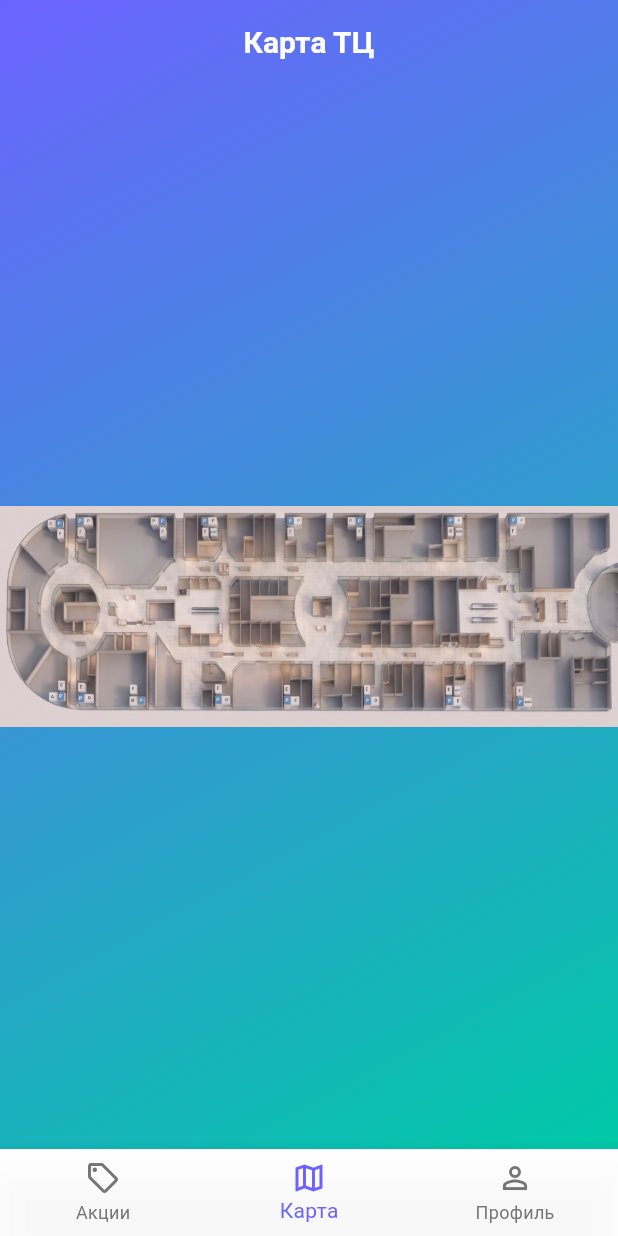
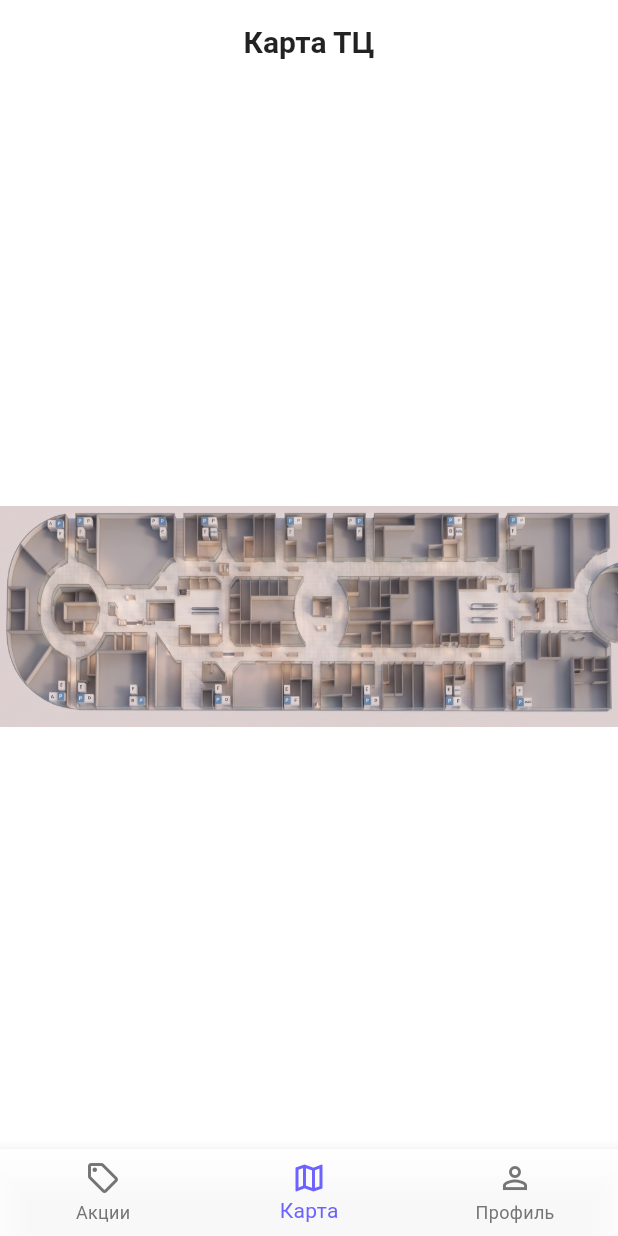
Before and after one commit to hidron425/offline_deals_app, a Flutter app: the screen it shows once a user with an empty profile is signed in, item 2 of the bottom bar chosen, on a phone screen of 412 x 824 dp. Run offline on Flutter 3.47's test engine with Material 3 defaults, Android fonts, the phone set to English and light mode, and no system bars; our stand-ins replace cloud_firestore, cloud_functions, firebase_auth, firebase_core; accounts and stored records are empty; network calls fail.

```diff
--- a/lib/main.dart
+++ b/lib/main.dart
@@ -40,16 +40,8 @@ class GradientScaffold extends StatelessWidget {
     return Scaffold(
       resizeToAvoidBottomInset: resizeToAvoidBottomInset,
       appBar: appBar,
-      body: Container(
-        decoration: const BoxDecoration(
-          gradient: LinearGradient(
-            begin: Alignment.topLeft,
-            end: Alignment.bottomRight,
-            colors: [Color(0xFF6C63FF), Color(0xFF00C9A7)],
-          ),
-        ),
-        child: body,
-      ),
+      backgroundColor: Colors.white,   // <-- белый фон
+      body: body,
       floatingActionButton: floatingActionButton,
       bottomNavigationBar: bottomNavigationBar,
     );
@@ -67,25 +59,27 @@ class OfflineDealsApp extends StatelessWidget {
       theme: ThemeData(
   useMaterial3: true,
   brightness: Brightness.light,
-        scaffoldBackgroundColor: Colors.transparent,
+  scaffoldBackgroundColor: Colors.white,   // белый фон для всего приложения
   colorScheme: ColorScheme.fromSeed(
     seedColor: const Color(0xFF6C63FF),
     primary: const Color(0xFF6C63FF),
     secondary: const Color(0xFFFF6584),
     tertiary: const Color(0xFF00C9A7),
-          background: Colors.transparent,
+    surface: Colors.white,                // поверхность карточек и т.д.
+    onPrimary: Colors.white,              // текст на primary-цвете (кнопки)
+    onSurface: Colors.black87,            // основной текст
   ),
   appBarTheme: const AppBarTheme(
-          backgroundColor: Colors.transparent,
+    backgroundColor: Colors.white,
     elevation: 0,
     centerTitle: true,
-          foregroundColor: Colors.white,
+    foregroundColor: Colors.black87,       // тёмные иконки и текст
     titleTextStyle: TextStyle(
-            color: Colors.white,
+      color: Colors.black87,
       fontSize: 20,
       fontWeight: FontWeight.bold,
     ),
-          iconTheme: IconThemeData(color: Colors.white),
+    iconTheme: IconThemeData(color: Colors.black87),
   ),
         cardTheme: CardThemeData(
           color: Colors.white.withOpacity(0.9),
@@ -515,7 +509,7 @@ class _ShopCard extends StatefulWidget {
   final Shop shop;
   final Function(Shop) onTap;
   final VoidCallback? onInfoTap;
-  final ValueChanged<String?> onHover;   // для подсветки на карте
+  final ValueChanged<String?> onHover;
 
   const _ShopCard({
     required this.shop,
@@ -538,11 +532,16 @@ class _ShopCardState extends State<_ShopCard> {
         ? widget.shop.shortDiscount
         : widget.shop.discount;
 
+    // Матрица трансформации (если есть в Firestore, иначе единичная)
+    final Matrix4 transformMatrix = widget.shop.imageTransform != null
+        ? Matrix4.fromList(widget.shop.imageTransform!)
+        : Matrix4.identity();
+
     return MouseRegion(
       cursor: SystemMouseCursors.click,
       onEnter: (_) {
         setState(() => _isHovered = true);
-        widget.onHover(widget.shop.id);   // сообщаем ID для карты
+        widget.onHover(widget.shop.id);
       },
       onExit: (_) {
         setState(() => _isHovered = false);
@@ -572,7 +571,10 @@ class _ShopCardState extends State<_ShopCard> {
                   Stack(
                     children: [
                       if (widget.shop.imageUrl.isNotEmpty)
-                        Image.network(
+                        ClipRect(
+                          child: Transform(
+                            transform: transformMatrix,
+                            child: Image.network(
                               widget.shop.imageUrl,
                               width: double.infinity,
                               height: 100,
@@ -581,6 +583,8 @@ class _ShopCardState extends State<_ShopCard> {
                                 height: 100,
                                 color: Colors.grey[100],
                                 child: Center(child: Text(widget.shop.icon, style: const TextStyle(fontSize: 48))),
+                              ),
+                            ),
                           ),
                         )
                       else
@@ -653,12 +657,13 @@ class _ShopCardState extends State<_ShopCard> {
   }
 }
 
+
 // ----- КНОПКА ОТЛОЖЕННОГО МАГАЗИНА (с иконкой информации и наведением на карту) -----
 class _PendingShopButton extends StatefulWidget {
   final Shop shop;
   final Function(Shop) onTap;
   final VoidCallback? onInfoTap;
-  final ValueChanged<String?> onHover;   // для подсветки на карте
+  final ValueChanged<String?> onHover;
 
   const _PendingShopButton({
     required this.shop,
@@ -680,6 +685,10 @@ class _PendingShopButtonState extends State<_PendingShopButton> {
     final String cardDiscount = widget.shop.shortDiscount.isNotEmpty
         ? widget.shop.shortDiscount
         : widget.shop.discount;
+
+    final Matrix4 transformMatrix = widget.shop.imageTransform != null
+        ? Matrix4.fromList(widget.shop.imageTransform!)
+        : Matrix4.identity();
 
     return MouseRegion(
       cursor: SystemMouseCursors.click,
@@ -711,9 +720,11 @@ class _PendingShopButtonState extends State<_PendingShopButton> {
                 mainAxisSize: MainAxisSize.min,
                 crossAxisAlignment: CrossAxisAlignment.stretch,
                 children: [
-                  // Изображение на всю ширину, высота 100
                   if (widget.shop.imageUrl.isNotEmpty)
-                    Image.network(
+                    ClipRect(
+                      child: Transform(
+                        transform: transformMatrix,
+                        child: Image.network(
                           widget.shop.imageUrl,
                           width: double.infinity,
                           height: 100,
@@ -723,6 +734,8 @@ class _PendingShopButtonState extends State<_PendingShopButton> {
                             color: Colors.grey[100],
                             child: Center(child: Text(widget.shop.icon, style: const TextStyle(fontSize: 48))),
                           ),
+                        ),
+                      ),
                     )
                   else
                     Container(
@@ -730,39 +743,27 @@ class _PendingShopButtonState extends State<_PendingShopButton> {
                       color: Colors.grey[100],
                       child: Center(child: Text(widget.shop.icon, style: const TextStyle(fontSize: 48))),
                     ),
-                  // Текстовая часть
                   Container(
                     padding: const EdgeInsets.symmetric(vertical: 8, horizontal: 6),
-                    decoration: BoxDecoration(
-                      color: Colors.white.withOpacity(0.85),
-                    ),
+                    decoration: BoxDecoration(color: Colors.white.withOpacity(0.85)),
                     child: Column(
                       children: [
-                        Text(
-                          widget.shop.name,
-                          style: const TextStyle(fontWeight: FontWeight.bold, fontSize: 13),
-                          textAlign: TextAlign.center,
-                        ),
+                        Text(widget.shop.name, style: const TextStyle(fontWeight: FontWeight.bold, fontSize: 13), textAlign: TextAlign.center),
                         const SizedBox(height: 4),
                         if (cardDiscount.isNotEmpty)
-                          Text(
-                            cardDiscount,
-                            style: const TextStyle(fontSize: 12, fontWeight: FontWeight.w600, color: Colors.green),
-                            textAlign: TextAlign.center,
-                          ),
-                      ],
-                    ),
-                  ),
-                ],
-              ),
-            ),
-          ),
-        ),
-      ),
-    );
-  }
-}
-
+                          Text(cardDiscount, style: const TextStyle(fontSize: 12, fontWeight: FontWeight.w600, color: Colors.green), textAlign: TextAlign.center),
+                      ],
+                    ),
+                  ),
+                ],
+              ),
+            ),
+          ),
+        ),
+      ),
+    );
+  }
+}
 // ----- КНОПКА ВЫБОРА В ДИАЛОГЕ (С АНИМАЦИЕЙ) -----
 class _ChoiceButton extends StatefulWidget {
   final Shop shop;
@@ -1970,6 +1971,8 @@ class _DealsGameScreenState extends State<DealsGameScreen> {
           ElevatedButton(
   onPressed: _showFirstChoice,
   style: ElevatedButton.styleFrom(
+    backgroundColor: const Color(0xFF6C63FF),
+    foregroundColor: Colors.white,
     padding: const EdgeInsets.symmetric(horizontal: 40, vertical: 14),
     shape: RoundedRectangleBorder(borderRadius: BorderRadius.circular(40)),
   ),
@@ -2026,7 +2029,7 @@ class _DealsGameScreenState extends State<DealsGameScreen> {
                 Container(
                   padding: const EdgeInsets.symmetric(vertical: 12, horizontal: 8),
                   decoration: BoxDecoration(
-                    color: Colors.black.withOpacity(0.35),
+                    color: Colors.black.withOpacity(0.9),
                     borderRadius: BorderRadius.circular(100),
                     boxShadow: [BoxShadow(color: Colors.black.withOpacity(0.1), blurRadius: 8)],
                   ),
--- a/lib/models.dart
+++ b/lib/models.dart
@@ -15,8 +15,10 @@ class Shop {
   final String infoImageUrl;
   final double? mapX;
   final double? mapY;
-  final double? mapWidth;   // 🆕
-  final double? mapHeight;  // 🆕
+  final double? mapWidth;
+  final double? mapHeight;
+  final List<double>? imageTransform;      // 16 чисел для логотипа
+  final List<double>? infoImageTransform;  // 16 чисел для инфо-фото
 
   Shop({
     required this.id,
@@ -35,6 +37,8 @@ class Shop {
     this.mapY,
     this.mapWidth,
     this.mapHeight,
+    this.imageTransform,
+    this.infoImageTransform,
   });
 
   factory Shop.fromFirestore(DocumentSnapshot doc) {
@@ -46,6 +50,13 @@ class Shop {
       if (value is String) {
         final parsed = double.tryParse(value);
         return parsed;
+      }
+      return null;
+    }
+
+    List<double>? parseTransform(dynamic value) {
+      if (value is List) {
+        return value.map((e) => (e as num).toDouble()).toList();
       }
       return null;
     }
@@ -67,6 +78,8 @@ class Shop {
       mapY: parseCoord(data['mapY']),
       mapWidth: parseCoord(data['mapWidth']),
       mapHeight: parseCoord(data['mapHeight']),
+      imageTransform: parseTransform(data['imageTransform']),
+      infoImageTransform: parseTransform(data['infoImageTransform']),
     );
   }
 }
```
Lines whose indentation alone changed are shown as unchanged.
